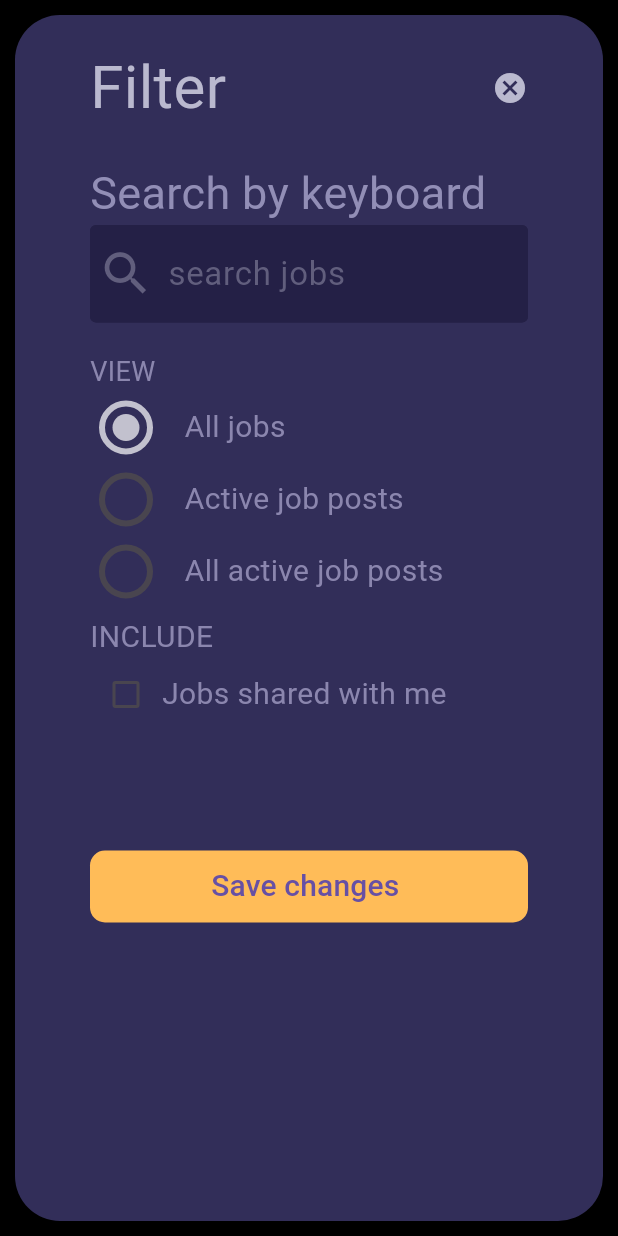
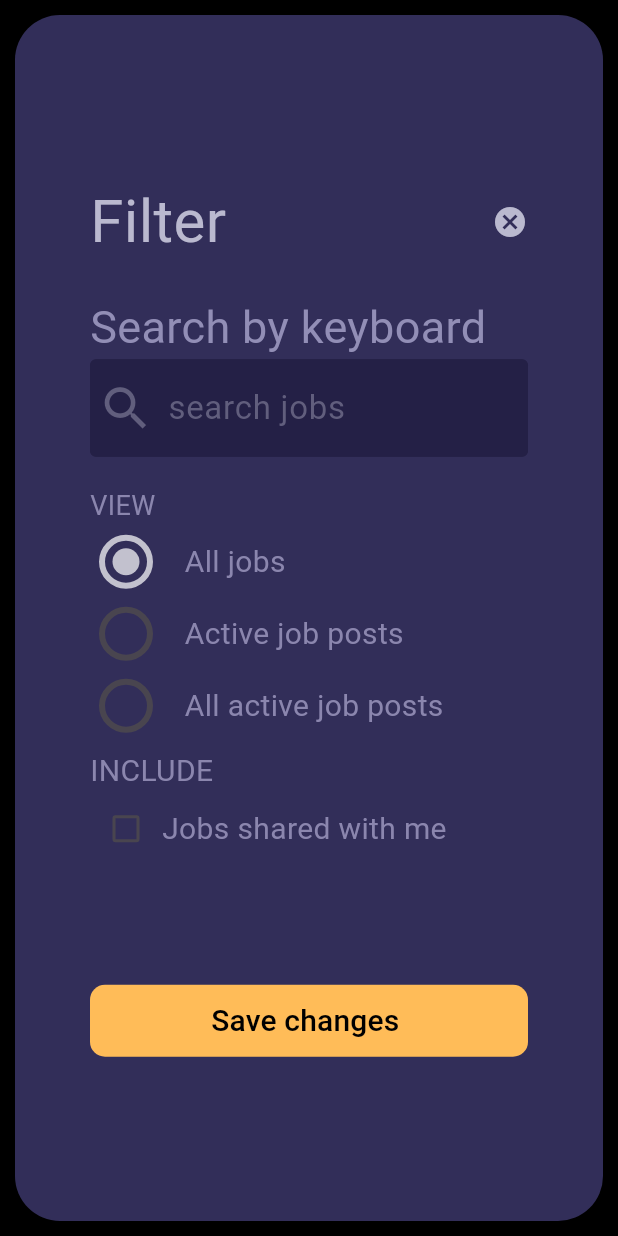
Before and after one commit to MohammadBahar-17/flutter_ui_samples, a Flutter app: the Filter screen opened directly, on a phone screen of 412 x 824 dp. Run offline on Flutter 3.47's test engine with Material 3 defaults, Android fonts, the light colour scheme and no system bars.

Commit message:
style : center the Container

```diff
--- a/lib/card.dart
+++ b/lib/card.dart
@@ -148,7 +148,7 @@ class JaneDoe extends StatelessWidget {
                           ),
                           SizedBox(width: 20.0),
                           Container(
-                            width: 70.0,
+                            width: 80.0,
                             height: 20.0,
                             decoration: BoxDecoration(
                               borderRadius: BorderRadius.circular(20.0),
--- a/lib/filter.dart
+++ b/lib/filter.dart
@@ -57,6 +57,7 @@ class Filter extends StatelessWidget {
     );
   }
 
+  @override
   Widget build(BuildContext context) {
     return Scaffold(
       backgroundColor: Colors.black,
@@ -69,8 +70,8 @@ class Filter extends StatelessWidget {
             borderRadius: BorderRadius.circular(30.0),
           ),
           child: Column(
-            mainAxisAlignment: MainAxisAlignment.start,
-            crossAxisAlignment: CrossAxisAlignment.start,
+            mainAxisAlignment: MainAxisAlignment.center,
+            crossAxisAlignment: CrossAxisAlignment.center,
             children: [
               header(),
               searchBar(),
@@ -79,7 +80,7 @@ class Filter extends StatelessWidget {
                   horizontal: 50.0,
                   vertical: 20.0,
                 ),
-                child: Container(
+                child: SizedBox(
                   width: 300,
                   child: Column(
                     crossAxisAlignment: CrossAxisAlignment.start,
@@ -88,7 +89,7 @@ class Filter extends StatelessWidget {
                         child: Text(
                           'VIEW',
                           style: TextStyle(
-                            color: Color(0x0ff8b86ae),
+                            color: Color(0xff8b86ae),
                             fontSize: 18,
                           ),
                         ),
@@ -114,7 +115,10 @@ class Filter extends StatelessWidget {
                           onPressed: () {},
                           child: Text(
                             'Save changes ',
-                            style: TextStyle(fontSize: 20.0),
+                            style: TextStyle(
+                              fontSize: 20.0,
+                              color: Colors.black,
+                            ),
                           ),
                         ),
                       ),
--- a/lib/main.dart
+++ b/lib/main.dart
@@ -1,5 +1,6 @@
 import 'package:flutter/material.dart';
 import 'package:ui_samples/card.dart';
+import 'package:ui_samples/filter.dart';
 import 'package:ui_samples/plan.dart';
 
 void main() {
@@ -16,6 +17,6 @@ class MyApp extends StatefulWidget {
 class _MyAppState extends State<MyApp> {
   @override
   Widget build(BuildContext context) {
-    return MaterialApp(home: JaneDoe());
+    return MaterialApp(home: Filter());
   }
 }
```
